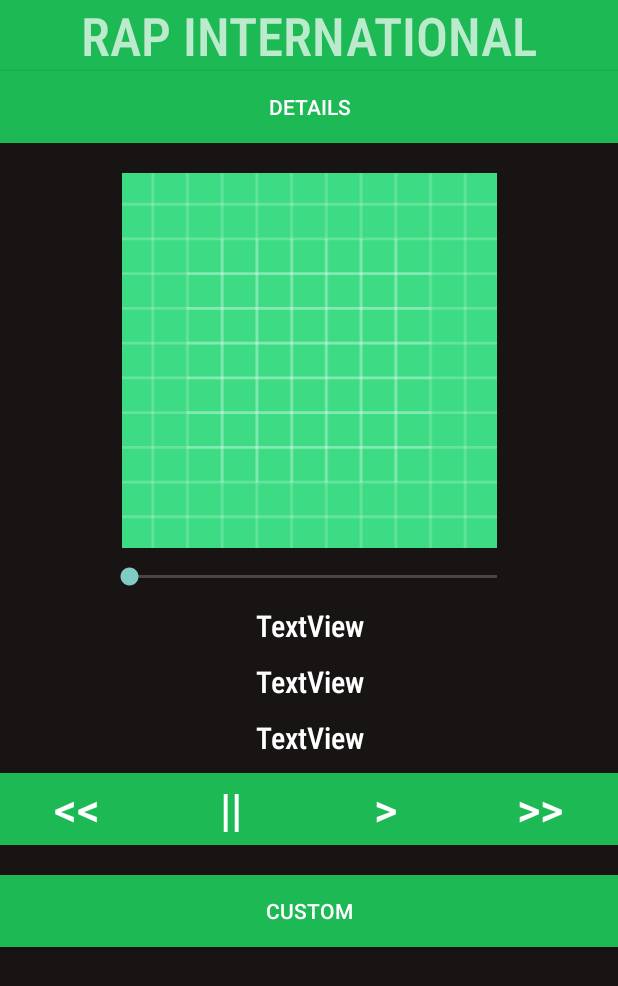
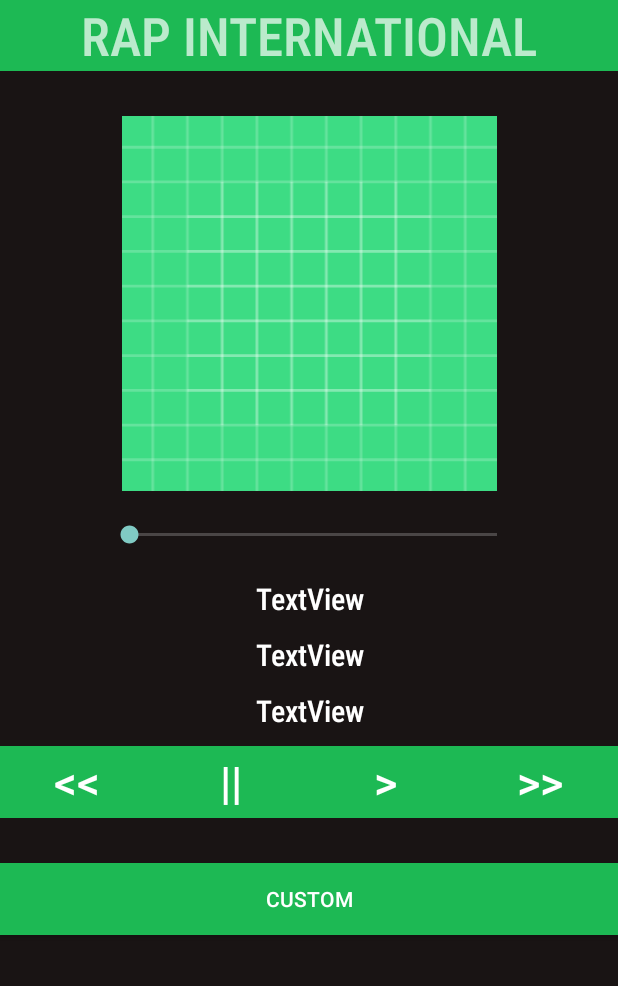
Before and after one commit to qRayne/Clone-Spotify, an Android app: the MainActivity screen opened directly, with no data from a screen before it, on a phone screen of 412 x 824 dp. Shown: the top 986 px of the screen. Run offline under Robolectric (Android 15) with nearby library versions, the phone set to English and light mode, and no system bars; libraries missing offline, so code that uses them is left out: com.spotify.protocol; 2 statements that could not run were skipped.

```diff
--- a/Code/app/src/main/java/com/example/clonespotify/CustomActivity.java
+++ b/Code/app/src/main/java/com/example/clonespotify/CustomActivity.java
@@ -85,7 +85,7 @@ public class CustomActivity extends AppCompatActivity {
 
             // recuperer la valeur hexa
             // on recupère la chaine de caractère au complet et on veut retrouver la couleur en hexa
-            Pattern pattern = Pattern.compile("nomCouleurBackground=(.*)");
+            Pattern pattern = Pattern.compile("nomCouleurHexa=(.*)");
             Matcher matcher = pattern.matcher(itemValue);
             if (matcher.find()) {
                 hexaValue = matcher.group(1).replace("}",""); // on enlève le } parce que ca ne fait pas partie des caracètres d'un hexa
--- a/Code/app/src/main/java/com/example/clonespotify/MainActivity.java
+++ b/Code/app/src/main/java/com/example/clonespotify/MainActivity.java
@@ -25,7 +25,7 @@ public class MainActivity extends AppCompatActivity {
     ImageView imageCover;
     TextView textViewArtiste, textViewChanson,textViewTemps,titleApp2;
     SeekBar progression;
-    Button buttonBeforeMusic, buttonPauseMusic, buttonPlayMusic, buttonAfterMusic, buttonCustom,buttonDetails;
+    Button buttonBeforeMusic, buttonPauseMusic, buttonPlayMusic, buttonAfterMusic, buttonCustom;
     SpotifyDiffuseur spotifyDiffuseur;
     Ecouteur ec;
     ActivityResultLauncher<Intent> launcher;
@@ -112,7 +112,6 @@ public class MainActivity extends AppCompatActivity {
                 spotifyDiffuseur.getPlayerApi().skipPrevious(); // spotify de base donc pas de skipBefore
             else if (view.equals(buttonAfterMusic)) {
                 spotifyDiffuseur.getPlayerApi().skipNext();
-                afficherDetailsChanson(); // on change de music donc on change les infos de la chanson
             }
             else
                 launcher.launch(new Intent(MainActivity.this,CustomActivity.class)); // si l'utilisateur veut changer le UI de son player
@@ -153,7 +152,6 @@ public class MainActivity extends AppCompatActivity {
         titleApp2.setBackgroundColor(Color.parseColor(hexaValue));
 
         // les buttons
-        buttonDetails.setBackgroundColor(Color.parseColor(hexaValue));
         buttonBeforeMusic.setBackgroundColor(Color.parseColor(hexaValue));
         buttonPauseMusic.setBackgroundColor(Color.parseColor(hexaValue));
         buttonPlayMusic.setBackgroundColor(Color.parseColor(hexaValue));
--- a/Code/app/src/main/res/layout/activity_main.xml
+++ b/Code/app/src/main/res/layout/activity_main.xml
@@ -19,18 +19,11 @@
         android:textAlignment="center"
         android:textSize="35sp" />
 
-    <Button
-        android:id="@+id/buttonAfficherDetails"
-        android:layout_width="match_parent"
-        android:layout_height="wrap_content"
-        android:background="@color/green_spotify"
-        android:text="Details" />
-
     <ImageView
         android:id="@+id/imageViewCover"
         android:layout_width="match_parent"
         android:layout_height="250dp"
-        android:translationY="20sp"
+        android:translationY="30sp"
         app:srcCompat="@drawable/ic_launcher_background" />
 
     <SeekBar
@@ -38,7 +31,7 @@
         android:layout_width="277dp"
         android:layout_height="wrap_content"
         android:translationX="70sp"
-        android:translationY="30sp" />
+        android:translationY="50sp" />
 
     <TextView
         android:id="@+id/textViewTemps"
@@ -49,7 +42,7 @@
         android:textAlignment="center"
         android:textColor="#FFFFFF"
         android:textSize="20sp"
-        android:translationY="40sp" />
+        android:translationY="70sp" />
 
     <TextView
         android:id="@+id/textViewArtiste"
@@ -60,7 +53,7 @@
         android:textAlignment="center"
         android:textColor="#FFFFFF"
         android:textSize="20sp"
-        android:translationY="50sp" />
+        android:translationY="80sp" />
 
     <TextView
         android:id="@+id/textViewChanson"
@@ -71,13 +64,13 @@
         android:textAlignment="center"
         android:textColor="#FFFFFF"
         android:textSize="20sp"
-        android:translationY="60sp" />
+        android:translationY="90sp" />
 
     <LinearLayout
         android:layout_width="match_parent"
         android:layout_height="wrap_content"
         android:orientation="horizontal"
-        android:translationY="70sp">
+        android:translationY="100dp">
 
         <Button
             android:id="@+id/buttonBeforeMusic"
@@ -123,6 +116,6 @@
         android:layout_height="wrap_content"
         android:background="@color/green_spotify"
         android:text="CUSTOM"
-        android:translationY="90dp" />
+        android:translationY="130dp" />
 
 </LinearLayout>
```
